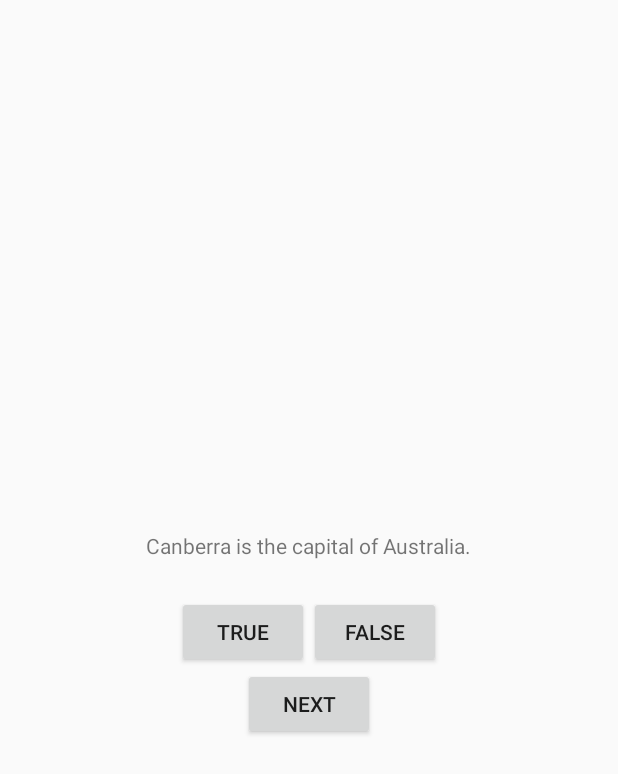
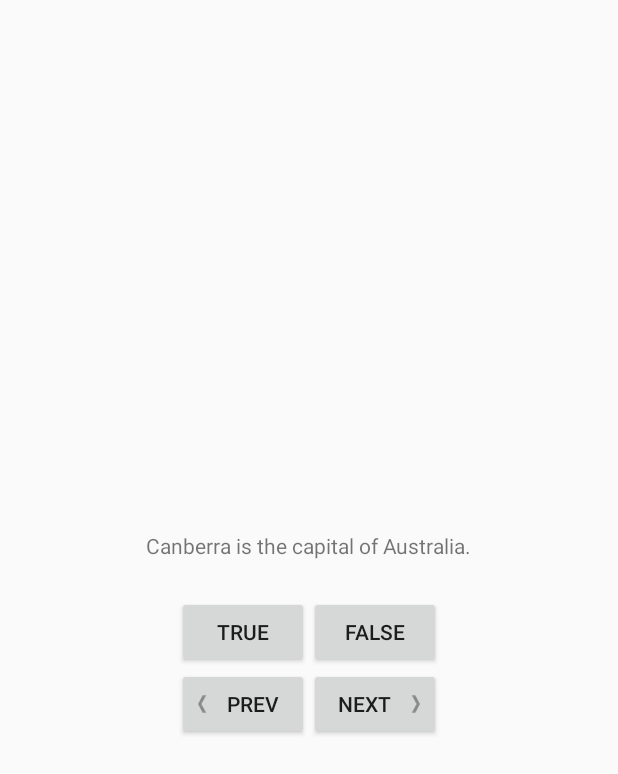
Before and after one commit to pvelp/QuizApp, an Android app built with Jetpack Compose: the screen it shows after launch (MainActivity), on a phone screen of 412 x 824 dp. Shown: the top 774 px of the screen. Run offline under Robolectric (Android 15) with nearby library versions, the phone set to English and light mode, and no system bars.

Commit message:
add prev button and question validation

```diff
--- a/app/src/main/java/com/example/geoquiz/MainActivity.kt
+++ b/app/src/main/java/com/example/geoquiz/MainActivity.kt
@@ -22,8 +22,11 @@ class MainActivity : ComponentActivity() {
     private lateinit var mTrueButton: Button
     private lateinit var mFalseButton: Button
     private lateinit var mNextButton: Button
+    private lateinit var mPrevButton: Button
     private lateinit var mQuestionTextView: TextView
+
     private var mCurrentIndex: Int = 0
+
     private val mQuestionBank = listOf<Question>(
         Question(R.string.question_australia, true),
         Question(R.string.question_oceans, true),
@@ -40,26 +43,35 @@ class MainActivity : ComponentActivity() {
 
         mQuestionTextView = findViewById(R.id.question_text_view);
         updateQuestion()
+        mQuestionTextView.setOnClickListener {
+            mCurrentIndex = (mCurrentIndex + 1) % mQuestionBank.size
+            updateQuestion()
+        }
 
         mTrueButton = findViewById(R.id.true_button)
-        mTrueButton.setOnClickListener(View.OnClickListener {
-            val toast: Toast = Toast.makeText(this, R.string.correct_toast, Toast.LENGTH_SHORT)
-            toast.setGravity(Gravity.TOP, 0, 0)
-            toast.show()
-        })
+        mTrueButton.setOnClickListener{
+            checkAnswer(true)
+        }
 
         mFalseButton = findViewById(R.id.false_button)
-        mFalseButton.setOnClickListener(View.OnClickListener {
-            val toast: Toast = Toast.makeText(this, R.string.incorrect_toast, Toast.LENGTH_SHORT)
-            toast.setGravity(Gravity.TOP, 0, 0)
-            toast.show()
-        })
+        mFalseButton.setOnClickListener{
+            checkAnswer(false)
+        }
 
         mNextButton = findViewById(R.id.next_button)
-        mNextButton.setOnClickListener(View.OnClickListener {
+        mNextButton.setOnClickListener{
             mCurrentIndex = (mCurrentIndex + 1) % mQuestionBank.size
             updateQuestion()
-        })
+        }
+
+        mPrevButton = findViewById(R.id.prev_button)
+        mPrevButton.setOnClickListener{
+            mCurrentIndex = (mCurrentIndex - 1) % mQuestionBank.size
+            if (mCurrentIndex < 0){
+                mCurrentIndex = 0
+            }
+            updateQuestion()
+        }
     }
 
     private fun updateQuestion(): Unit{
@@ -67,4 +79,13 @@ class MainActivity : ComponentActivity() {
         mQuestionTextView.setText(question)
     }
 
+    private fun checkAnswer(userPressedAnswer: Boolean): Unit {
+        val trueAnswer: Boolean = mQuestionBank[mCurrentIndex].mAnswerTrue
+        val messageResId = if (trueAnswer == userPressedAnswer){
+            R.string.correct_toast
+        } else {
+            R.string.incorrect_toast
+        }
+        Toast.makeText(this, messageResId, Toast.LENGTH_SHORT).show()
+    }
 }
--- a/app/src/main/res/layout/activity_quiz.xml
+++ b/app/src/main/res/layout/activity_quiz.xml
@@ -30,10 +30,26 @@
 
     </LinearLayout>
 
-    <Button
-        android:id="@+id/next_button"
+    <LinearLayout
         android:layout_width="wrap_content"
         android:layout_height="wrap_content"
-        android:text="@string/next_button"/>
+        android:orientation="horizontal">
+
+        <Button
+            android:id="@+id/prev_button"
+            android:layout_width="wrap_content"
+            android:layout_height="wrap_content"
+            android:text="@string/prev_button"
+            android:drawableStart="@drawable/arrow_left"
+            android:drawablePadding="4dp"/>
+        <Button
+            android:id="@+id/next_button"
+            android:layout_width="wrap_content"
+            android:layout_height="wrap_content"
+            android:text="@string/next_button"
+            android:drawableEnd="@drawable/arrow_right"
+            android:drawablePadding="4dp"/>
+
+    </LinearLayout>
 
 </LinearLayout>
--- a/app/src/main/res/values/strings.xml
+++ b/app/src/main/res/values/strings.xml
@@ -15,4 +15,5 @@ and the Indian Ocean.</string>
 in the Americas.</string>
     <string name="question_asia">Lake Baikal is the world\’s oldest and deepest
 freshwater lake.</string>
+    <string name="prev_button">Prev</string>
 </resources>
```
Also changed, not shown: app/src/main/res/drawable-hdpi/arrow_left.png (added), app/src/main/res/drawable-hdpi/arrow_right.png (added), app/src/main/res/drawable-mdpi/arrow_left.png (added), app/src/main/res/drawable-mdpi/arrow_right.png (added), app/src/main/res/drawable-xhdpi/arrow_left.png (added), app/src/main/res/drawable-xhdpi/arrow_right.png (added), app/src/main/res/drawable-xxhdpi/arrow_left.png (added), app/src/main/res/drawable-xxhdpi/arrow_right.png (added).
